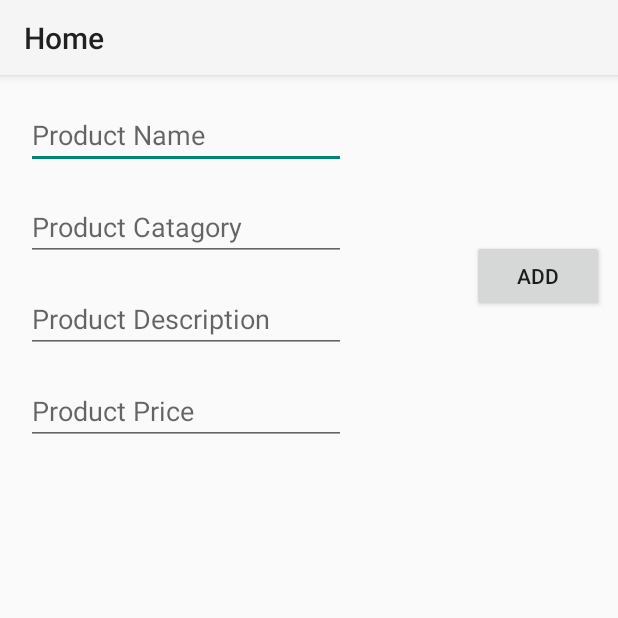
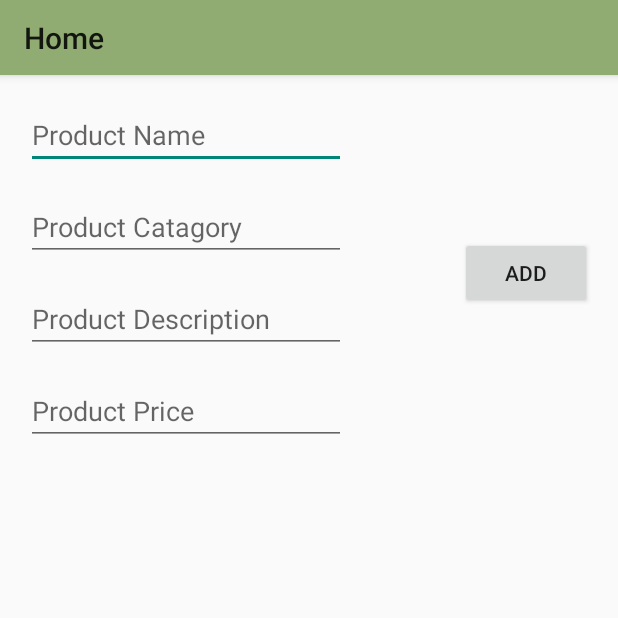
Before and after one commit to Raihan878/Assessment-Test-01, an Android app: the FirstSceenActivity screen opened directly, with no data from a screen before it, on a phone screen of 412 x 824 dp, the top half of it. Run offline under Robolectric (Android 15) with nearby library versions, the light colour scheme and no system bars; libraries missing offline, so code that uses them is left out: com.scwang.wave.

Commit message:
full_apps

```diff
--- a/app/src/main/AndroidManifest.xml
+++ b/app/src/main/AndroidManifest.xml
@@ -12,7 +12,7 @@
         <activity android:name=".ui.FirstSceen.FirstSceenActivity"
             android:theme="@style/Theme.AppCompat.Light.NoActionBar"> </activity>
         <activity android:name=".ui.SplashSceen.SplashActivity"
-            android:theme="@style/Theme.AppCompat.Light.NoActionBar">
+            android:theme="@style/AppTheme.FullScreen">
             <intent-filter>
                 <action android:name="android.intent.action.MAIN" />
 
--- a/app/src/main/res/layout/activity_first_sceen.xml
+++ b/app/src/main/res/layout/activity_first_sceen.xml
@@ -7,7 +7,6 @@
     tools:context=".ui.FirstSceen.FirstSceenActivity">
 
     <com.google.android.material.appbar.AppBarLayout
-
         android:id="@+id/appBarLayout3"
         android:layout_width="0dp"
         android:layout_height="50dp"
@@ -19,9 +18,10 @@
 
         <androidx.appcompat.widget.Toolbar
             android:id="@+id/toolbar"
+
             android:layout_width="match_parent"
             android:layout_height="wrap_content"
-            android:background="?attr/colorPrimary"
+            android:background="#90AC72"
             android:minHeight="?attr/actionBarSize"
             android:theme="?attr/actionBarTheme" />
     </com.google.android.material.appbar.AppBarLayout>
@@ -41,15 +41,15 @@
         <androidx.core.widget.NestedScrollView
             android:id="@+id/nestedScrollView"
             android:layout_width="0dp"
-            android:layout_height="0dp"
-            app:layout_constraintBottom_toBottomOf="parent"
+            android:layout_height="wrap_content"
             app:layout_constraintEnd_toEndOf="parent"
             app:layout_constraintStart_toStartOf="parent"
             app:layout_constraintTop_toTopOf="parent">
 
+
             <androidx.constraintlayout.widget.ConstraintLayout
                 android:layout_width="match_parent"
-                android:layout_height="match_parent">
+                android:layout_height="wrap_content">
 
                 <EditText
                     android:id="@+id/nameET"
@@ -97,7 +97,6 @@
                     android:hint="Product Price"
                     android:inputType="number"
                     app:layout_constraintEnd_toEndOf="@+id/descriptionET"
-                    app:layout_constraintHorizontal_bias="0.0"
                     app:layout_constraintStart_toStartOf="@+id/descriptionET"
                     app:layout_constraintTop_toBottomOf="@+id/descriptionET" />
 
@@ -105,25 +104,26 @@
                     android:id="@+id/addBtn"
                     android:layout_width="wrap_content"
                     android:layout_height="wrap_content"
-                    android:layout_marginEnd="8dp"
-                    android:layout_marginRight="8dp"
+                    android:layout_marginEnd="16dp"
+                    android:layout_marginRight="16dp"
                     android:text="Add"
                     app:layout_constraintBottom_toBottomOf="@+id/priceET"
                     app:layout_constraintEnd_toEndOf="parent"
-                    app:layout_constraintTop_toTopOf="@+id/nameET"
-                    app:layout_constraintVertical_bias="0.51" />
+                    app:layout_constraintTop_toTopOf="@+id/nameET" />
 
                 <androidx.recyclerview.widget.RecyclerView
                     android:id="@+id/recyclerView"
-                    android:layout_width="0dp"
-                    android:layout_height="match_parent"
-                    android:layout_marginTop="32dp"
+                    android:layout_width="409dp"
+                    android:layout_height="200dp"
+                    android:layout_marginTop="16dp"
                     app:layout_constraintBottom_toBottomOf="parent"
                     app:layout_constraintEnd_toEndOf="parent"
                     app:layout_constraintStart_toStartOf="parent"
                     app:layout_constraintTop_toBottomOf="@+id/priceET" />
             </androidx.constraintlayout.widget.ConstraintLayout>
         </androidx.core.widget.NestedScrollView>
+
+
     </androidx.constraintlayout.widget.ConstraintLayout>
 
 
```
Also changed, not shown: app/src/main/res/layout/myproductlist.xml (+22 -10 lines).
